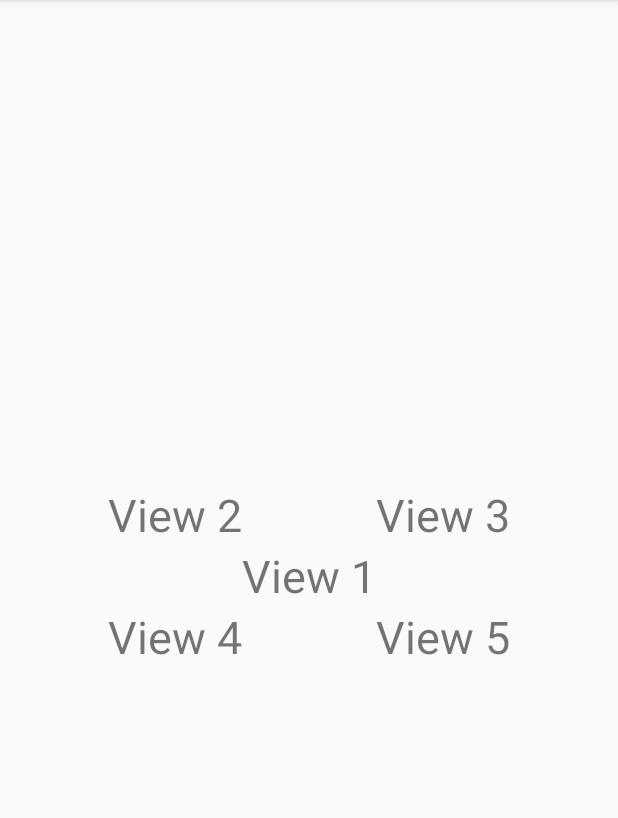
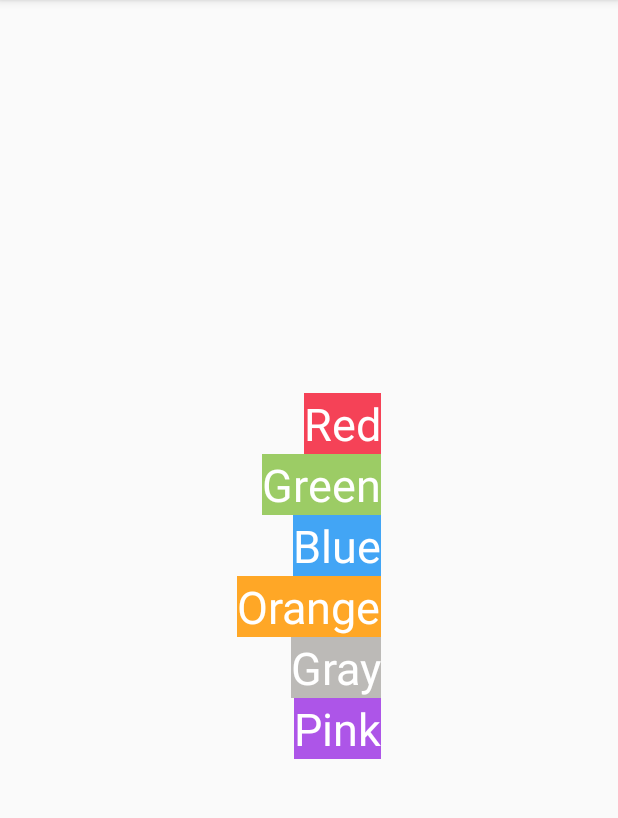
Before and after one commit to phamtanphat/RelativeLayout25082020, an Android app: the screen it shows after launch (MainActivity), on a phone screen of 412 x 824 dp, the part 84-902 px from its top. Run offline under Robolectric (Android 15) with nearby library versions, the phone set to English and light mode, and no system bars.

Commit message:
bai tap 1

```diff
--- a/app/src/main/res/layout/activity_main.xml
+++ b/app/src/main/res/layout/activity_main.xml
@@ -5,45 +5,63 @@
     xmlns:tools="http://schemas.android.com/tools"
     android:layout_width="match_parent"
     android:layout_height="match_parent"
+    android:gravity="center"
+    android:layoutDirection="rtl"
     tools:context=".MainActivity">
 
     <TextView
-        android:id="@+id/tv1"
-        android:layout_centerInParent="true"
-        android:textSize="30sp"
-        android:text="View 1"
+        android:textColor="#ffffff"
+        android:background="#F54257"
+        android:id="@+id/tvRed"
         android:layout_width="wrap_content"
-        android:layout_height="wrap_content"/>
+        android:layout_height="wrap_content"
+        android:text="Red"
+        android:textSize="30sp" />
     <TextView
-        android:layout_toStartOf="@id/tv1"
-        android:layout_above="@id/tv1"
-        android:id="@+id/tv2"
-        android:textSize="30sp"
-        android:text="View 2"
+        android:layout_below="@id/tvRed"
+        android:textColor="#ffffff"
+        android:background="#9CCC65"
+        android:id="@+id/tvGreen"
         android:layout_width="wrap_content"
-        android:layout_height="wrap_content"/>
+        android:layout_height="wrap_content"
+        android:text="Green"
+        android:textSize="30sp" />
     <TextView
-        android:layout_toEndOf="@id/tv1"
-        android:layout_above="@id/tv1"
-        android:id="@+id/tv3"
-        android:textSize="30sp"
-        android:text="View 3"
+        android:layout_below="@id/tvGreen"
+        android:textColor="#ffffff"
+        android:background="#42A5F5"
+        android:id="@+id/tvBlue"
         android:layout_width="wrap_content"
-        android:layout_height="wrap_content"/>
+        android:layout_height="wrap_content"
+        android:text="Blue"
+        android:textSize="30sp" />
     <TextView
-        android:layout_toStartOf="@id/tv1"
-        android:layout_below="@id/tv1"
-        android:id="@+id/tv4"
-        android:textSize="30sp"
-        android:text="View 4"
+        android:layout_below="@id/tvBlue"
+        android:textColor="#ffffff"
+        android:background="#FFA726"
+        android:id="@+id/tvOrange"
         android:layout_width="wrap_content"
-        android:layout_height="wrap_content"/>
+        android:layout_height="wrap_content"
+        android:text="Orange"
+        android:textSize="30sp" />
     <TextView
-        android:layout_toEndOf="@id/tv1"
-        android:layout_below="@id/tv1"
-        android:id="@+id/tv5"
-        android:textSize="30sp"
-        android:text="View 5"
+        android:layout_below="@id/tvOrange"
+        android:textColor="#ffffff"
+        android:background="#BCBAB7"
+        android:id="@+id/tvGray"
         android:layout_width="wrap_content"
-        android:layout_height="wrap_content"/>
+        android:layout_height="wrap_content"
+        android:text="Gray"
+        android:textSize="30sp" />
+    <TextView
+        android:layout_below="@id/tvGray"
+        android:textColor="#ffffff"
+        android:background="#AD55E8"
+        android:id="@+id/tvPink"
+        android:layout_width="wrap_content"
+        android:layout_height="wrap_content"
+        android:text="Pink"
+        android:textSize="30sp" />
+
+
 </RelativeLayout>
```
